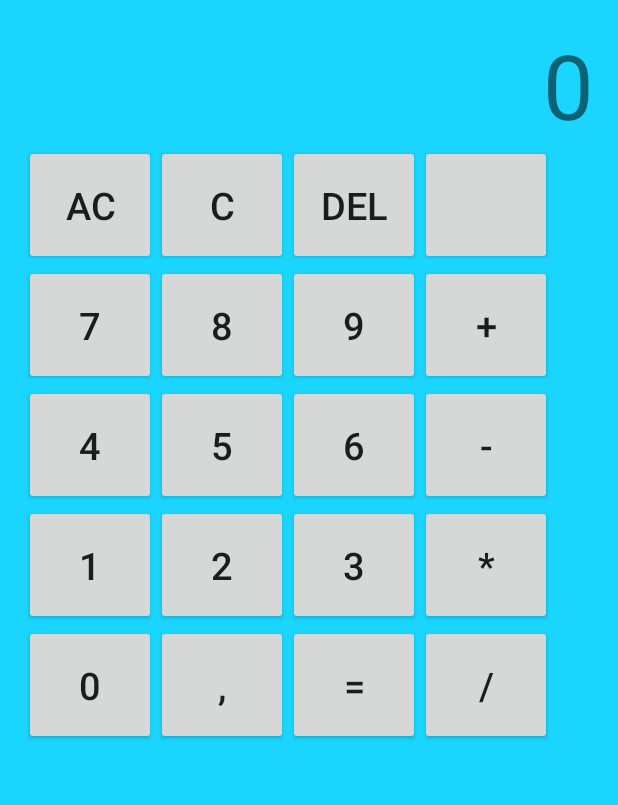
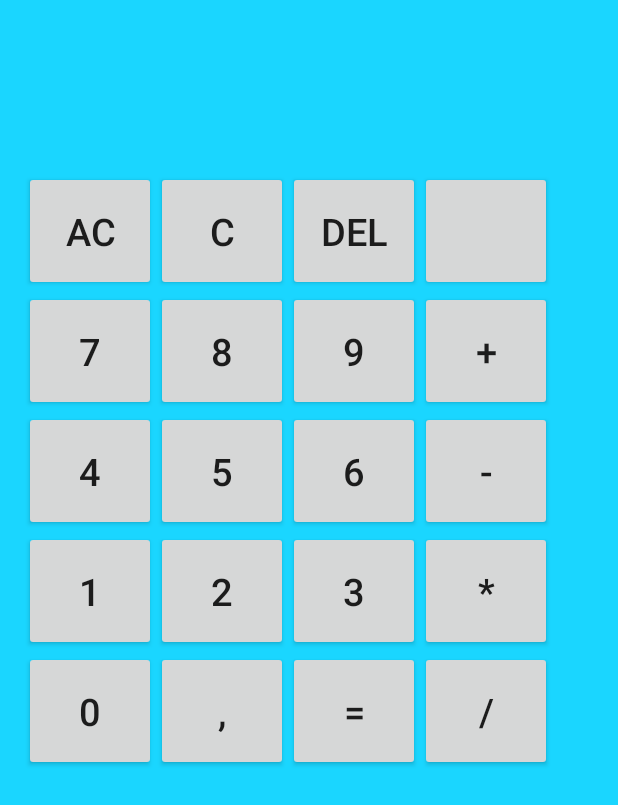
Before and after one commit to Frkw/Calculadora, an Android app: the layout activity_main.xml on its own in the app's theme, with its tools: preview values and no code run, on a phone screen of 412 x 824 dp. Shown: the top 805 px of the screen. Run offline under Robolectric (Android 15) with nearby library versions, the phone set to English and light mode, and no system bars.

```diff
--- a/app/src/main/res/layout/activity_main.xml
+++ b/app/src/main/res/layout/activity_main.xml
@@ -12,16 +12,22 @@
     tools:context="com.example.andre.calculadora.MainActivity">
 
 
-
     <TextView
-        android:id="@+id/result"
+        android:id="@+id/display"
         android:layout_width="match_parent"
         android:layout_height="wrap_content"
-        android:text="0"
+        android:text=""
         android:gravity="right"
-        android:textSize="60sp"
+        android:textSize="40sp"
         />
-
+    <TextView
+        android:id="@+id/accumulator"
+        android:layout_width="match_parent"
+        android:layout_height="44dp"
+        android:text=""
+        android:gravity="right"
+        android:textSize="20sp"
+        />
 
     <LinearLayout
         android:layout_width="match_parent"
```
Also changed, not shown: app/src/main/java/com/example/andre/calculadora/MainActivity.java (+150 -7 lines).
